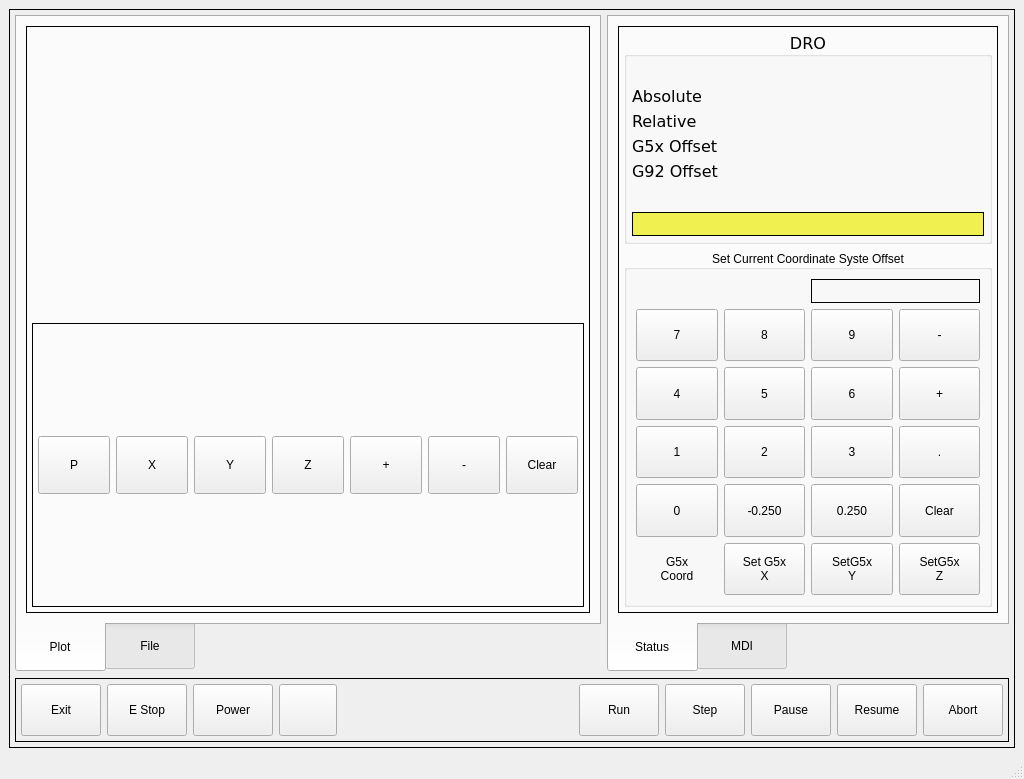
First picture: the form in bp_touch/ui/mainwindow.ui, repository jethornton/bp_touch, before the edit.
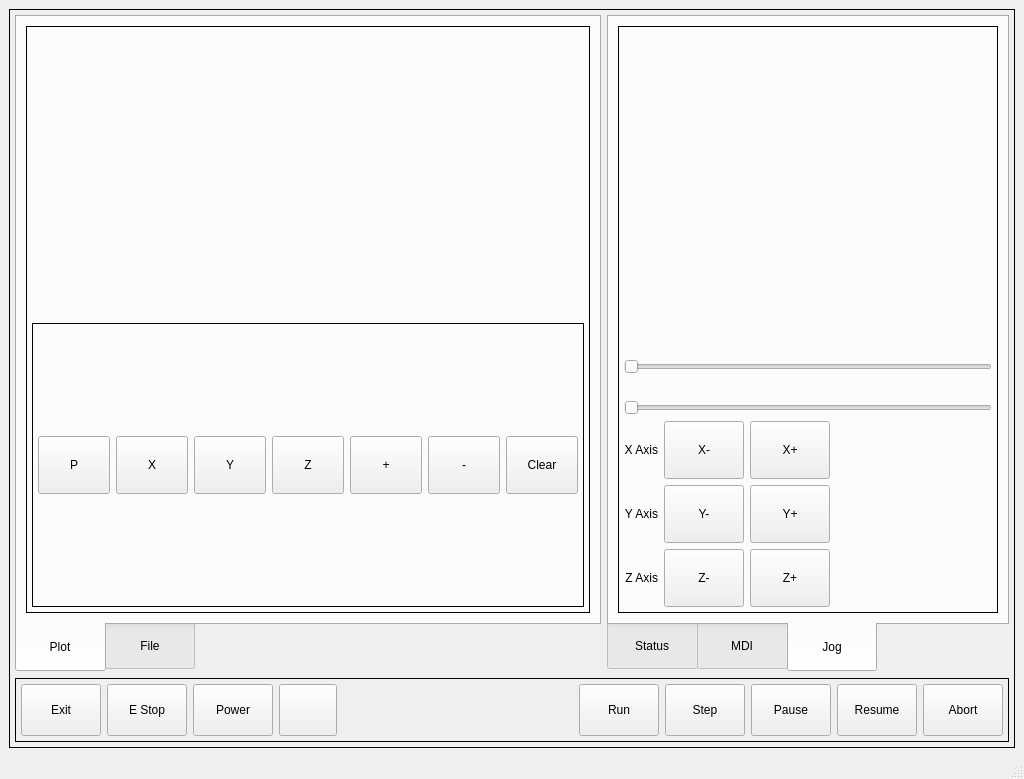
Second picture: the form after the edit. The open tabs and pages were chosen to show the change. Custom widgets are drawn as their Qt base class.

Commit message: add jog tab

```diff
--- a/bp_touch/ui/mainwindow.ui
+++ b/bp_touch/ui/mainwindow.ui
@@ -41,6 +41,33 @@
 min-width: 50px;
 font: 14pt &quot;DejaVu Sans&quot;;
 }
+ActionSlider {
+min-height: 50px;
+max-height: 50px;
+background: rgb(136, 138, 133);
+}
+ActionSlider::groove:horizontal {
+border: 1px solid rgb(0,0,0);
+height: 5px;
+margin: 0 12px;
+}
+ActionSlider::handle:horizontal {
+background: rgb(138, 226, 52);
+border: 5px solid rgb(0,0,0);
+width: 23px;
+height: 100px;
+margin: -22px -12px;
+}
+ActionSlider:disabled {
+background-color: rgb(186, 189, 182);
+}
+ActionSlider::groove:horizontal:disabled {
+border: 1px solid rgb(0,0,0);
+}
+ActionSlider::handle:horizontal:disabled {
+background: rgb(186, 189, 182);
+border: 5px solid rgb(136, 138, 133);
+}
 </string>
   </property>
   <widget class="QWidget" name="centralwidget">
@@ -284,6 +311,14 @@
            <height>0</height>
           </size>
          </property>
+         <property name="styleSheet">
+          <string notr="true">QLabel {
+font: 14pt &quot;DejaVu Sans&quot;;
+}
+StatusLabel {
+font: 14pt &quot;DejaVu Sans&quot;;
+}</string>
+         </property>
          <property name="tabPosition">
           <enum>QTabWidget::South</enum>
          </property>
@@ -313,7 +348,7 @@
               <property name="bottomMargin">
                <number>5</number>
               </property>
-              <item row="1" column="0">
+              <item row="1" column="1">
                <widget class="QGroupBox" name="gridGroupBox">
                 <property name="styleSheet">
                  <string notr="true">QLabel {
@@ -553,7 +588,7 @@
                 </layout>
                </widget>
               </item>
-              <item row="0" column="0">
+              <item row="0" column="1">
                <widget class="QGroupBox" name="gridGroupBox">
                 <property name="font">
                  <font>
@@ -1179,6 +1214,190 @@
            </item>
           </layout>
          </widget>
+         <widget class="QWidget" name="tab_5">
+          <attribute name="title">
+           <string>Jog</string>
+          </attribute>
+          <layout class="QGridLayout" name="gridLayout_17">
+           <item row="0" column="0">
+            <widget class="QFrame" name="gridFrame">
+             <property name="frameShape">
+              <enum>QFrame::Box</enum>
+             </property>
+             <layout class="QGridLayout" name="gridLayout_16">
+              <property name="leftMargin">
+               <number>5</number>
+              </property>
+              <property name="topMargin">
+               <number>5</number>
+              </property>
+              <property name="rightMargin">
+               <number>5</number>
+              </property>
+              <property name="bottomMargin">
+               <number>5</number>
+              </property>
+              <item row="7" column="2">
+               <widget class="ActionButton" name="actionbutton_10">
+                <property name="text">
+                 <string>Z+</string>
+                </property>
+                <property name="actionName" stdset="0">
+                 <string>machine.jog.axis:z,pos</string>
+                </property>
+               </widget>
+              </item>
+              <item row="5" column="1">
+               <widget class="ActionButton" name="actionbutton_14">
+                <property name="text">
+                 <string>X-</string>
+                </property>
+                <property name="actionName" stdset="0">
+                 <string>machine.jog.axis:x,neg</string>
+                </property>
+               </widget>
+              </item>
+              <item row="6" column="0">
+               <widget class="QLabel" name="label_2">
+                <property name="text">
+                 <string>Y Axis</string>
+                </property>
+                <property name="alignment">
+                 <set>Qt::AlignRight|Qt::AlignTrailing|Qt::AlignVCenter</set>
+                </property>
+               </widget>
+              </item>
+              <item row="5" column="2">
+               <widget class="ActionButton" name="actionbutton_15">
+                <property name="text">
+                 <string>X+</string>
+                </property>
+                <property name="actionName" stdset="0">
+                 <string>machine.jog.axis:x,pos</string>
+                </property>
+               </widget>
+              </item>
+              <item row="0" column="1">
+               <spacer name="verticalSpacer_2">
+                <property name="orientation">
+                 <enum>Qt::Vertical</enum>
+                </property>
+                <property name="sizeHint" stdset="0">
+                 <size>
+                  <width>20</width>
+                  <height>40</height>
+                 </size>
+                </property>
+               </spacer>
+              </item>
+              <item row="5" column="0">
+               <widget class="QLabel" name="label">
+                <property name="text">
+                 <string>X Axis</string>
+                </property>
+                <property name="alignment">
+                 <set>Qt::AlignRight|Qt::AlignTrailing|Qt::AlignVCenter</set>
+                </property>
+               </widget>
+              </item>
+              <item row="7" column="0">
+               <widget class="QLabel" name="label_3">
+                <property name="text">
+                 <string>Z Axis</string>
+                </property>
+                <property name="alignment">
+                 <set>Qt::AlignRight|Qt::AlignTrailing|Qt::AlignVCenter</set>
+                </property>
+               </widget>
+              </item>
+              <item row="7" column="3">
+               <spacer name="horizontalSpacer_3">
+                <property name="orientation">
+                 <enum>Qt::Horizontal</enum>
+                </property>
+                <property name="sizeHint" stdset="0">
+                 <size>
+                  <width>40</width>
+                  <height>20</height>
+                 </size>
+                </property>
+               </spacer>
+              </item>
+              <item row="6" column="1">
+               <widget class="ActionButton" name="actionbutton_12">
+                <property name="text">
+                 <string>Y-</string>
+                </property>
+                <property name="actionName" stdset="0">
+                 <string>machine.jog.axis:y,neg</string>
+                </property>
+               </widget>
+              </item>
+              <item row="6" column="2">
+               <widget class="ActionButton" name="actionbutton_13">
+                <property name="text">
+                 <string>Y+</string>
+                </property>
+                <property name="actionName" stdset="0">
+                 <string>machine.jog.axis:y,pos</string>
+                </property>
+               </widget>
+              </item>
+              <item row="7" column="1">
+               <widget class="ActionButton" name="actionbutton_11">
+                <property name="text">
+                 <string>Z-</string>
+                </property>
+                <property name="actionName" stdset="0">
+                 <string>machine.jog.axis:z,neg</string>
+                </property>
+               </widget>
+              </item>
+              <item row="2" column="0" colspan="4">
+               <widget class="ActionSlider" name="actionslider_2">
+                <property name="orientation">
+                 <enum>Qt::Horizontal</enum>
+                </property>
+                <property name="actionName" stdset="0">
+                 <string>machine.feed-override.set</string>
+                </property>
+               </widget>
+              </item>
+              <item row="4" column="0" colspan="4">
+               <widget class="ActionSlider" name="actionslider">
+                <property name="orientation">
+                 <enum>Qt::Horizontal</enum>
+                </property>
+                <property name="actionName" stdset="0">
+                 <string>machine.rapid-override.set</string>
+                </property>
+               </widget>
+              </item>
+              <item row="1" column="3">
+               <widget class="StatusLabel" name="statuslabel_22">
+                <property name="alignment">
+                 <set>Qt::AlignRight|Qt::AlignTrailing|Qt::AlignVCenter</set>
+                </property>
+                <property name="rules" stdset="0">
+                 <string>[{&quot;channels&quot;: [{&quot;url&quot;: &quot;status:feedrate&quot;, &quot;trigger&quot;: true}], &quot;property&quot;: &quot;Text&quot;, &quot;expression&quot;: &quot;'Rapid Rate ' + str(ch[0]*100) + '%'&quot;, &quot;name&quot;: &quot;Feed Override&quot;}]</string>
+                </property>
+               </widget>
+              </item>
+              <item row="3" column="3">
+               <widget class="StatusLabel" name="statuslabel_23">
+                <property name="alignment">
+                 <set>Qt::AlignRight|Qt::AlignTrailing|Qt::AlignVCenter</set>
+                </property>
+                <property name="rules" stdset="0">
+                 <string>[{&quot;channels&quot;: [{&quot;url&quot;: &quot;status:rapidrate&quot;, &quot;trigger&quot;: true}], &quot;property&quot;: &quot;Text&quot;, &quot;expression&quot;: &quot;'Feed Rate ' + str(ch[0]*100) + '%'&quot;, &quot;name&quot;: &quot;Rapid Rate&quot;}]</string>
+                </property>
+               </widget>
+              </item>
+             </layout>
+            </widget>
+           </item>
+          </layout>
+         </widget>
         </widget>
        </item>
        <item row="1" column="0" colspan="2">
@@ -1369,6 +1588,11 @@
    <extends>QLineEdit</extends>
    <header>qtpyvcp.widgets.input_widgets.mdientry_widget</header>
   </customwidget>
+  <customwidget>
+   <class>ActionSlider</class>
+   <extends>QSlider</extends>
+   <header>qtpyvcp.widgets.input_widgets.action_slider</header>
+  </customwidget>
   <customwidget>
    <class>ActionButton</class>
    <extends>QPushButton</extends>
```
